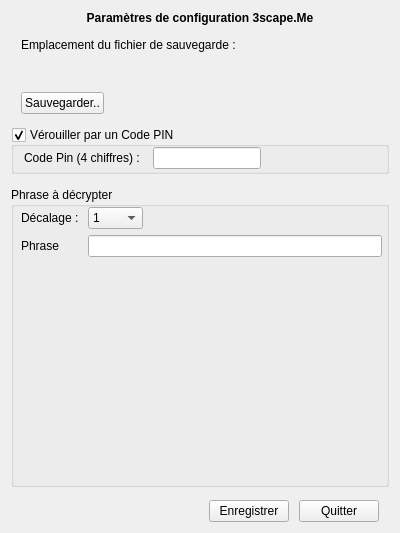
This is emConf/emconf.ui in zobrak/escapeMe as Qt 5 draws it before an edit. The edited form follows.
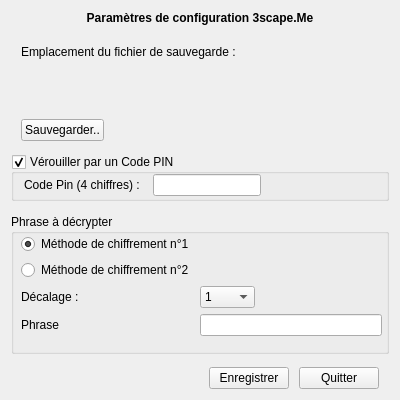
This is the edited form. Icons and pictures are not drawn.

```diff
--- a/emConf/emconf.ui
+++ b/emConf/emconf.ui
@@ -7,11 +7,11 @@
     <x>0</x>
     <y>0</y>
     <width>400</width>
-    <height>515</height>
+    <height>400</height>
    </rect>
   </property>
   <property name="sizePolicy">
-   <sizepolicy hsizetype="Fixed" vsizetype="Fixed">
+   <sizepolicy hsizetype="Ignored" vsizetype="Ignored">
     <horstretch>0</horstretch>
     <verstretch>0</verstretch>
    </sizepolicy>
@@ -19,7 +19,7 @@
   <property name="minimumSize">
    <size>
     <width>400</width>
-    <height>510</height>
+    <height>400</height>
    </size>
   </property>
   <property name="maximumSize">
@@ -187,7 +187,7 @@
      <property name="minimumSize">
       <size>
        <width>0</width>
-       <height>300</height>
+       <height>140</height>
       </size>
      </property>
      <property name="title">
@@ -203,12 +203,25 @@
        </rect>
       </property>
       <layout class="QVBoxLayout" name="vlayoutvbox2">
+       <property name="sizeConstraint">
+        <enum>QLayout::SetNoConstraint</enum>
+       </property>
        <item>
         <layout class="QFormLayout" name="formSetsCrypt">
+         <property name="sizeConstraint">
+          <enum>QLayout::SetFixedSize</enum>
+         </property>
          <property name="fieldGrowthPolicy">
           <enum>QFormLayout::AllNonFixedFieldsGrow</enum>
          </property>
          <item row="1" column="0">
+          <widget class="QRadioButton" name="radioButtonMethod2">
+           <property name="text">
+            <string>Méthode de chiffrement n°2</string>
+           </property>
+          </widget>
+         </item>
+         <item row="2" column="0">
           <widget class="QLabel" name="dCalageLabel">
            <property name="sizePolicy">
             <sizepolicy hsizetype="Minimum" vsizetype="Preferred">
@@ -221,7 +234,7 @@
            </property>
           </widget>
          </item>
-         <item row="1" column="1">
+         <item row="2" column="1">
           <widget class="QComboBox" name="dCalageComboBox">
            <property name="sizePolicy">
             <sizepolicy hsizetype="Maximum" vsizetype="Fixed">
@@ -362,16 +375,26 @@
            </item>
           </widget>
          </item>
-         <item row="2" column="0">
+         <item row="3" column="0">
           <widget class="QLabel" name="phraseLabel">
            <property name="text">
             <string>Phrase</string>
            </property>
           </widget>
          </item>
-         <item row="2" column="1">
+         <item row="3" column="1">
           <widget class="QLineEdit" name="phraseLineEdit"/>
          </item>
+         <item row="0" column="0">
+          <widget class="QRadioButton" name="radioButtonMethod1">
+           <property name="text">
+            <string>Méthode de chiffrement n°1</string>
+           </property>
+           <property name="checked">
+            <bool>true</bool>
+           </property>
+          </widget>
+         </item>
         </layout>
        </item>
       </layout>
```
Left out of the diff: 4 changed lines with no effect on the pictures.
